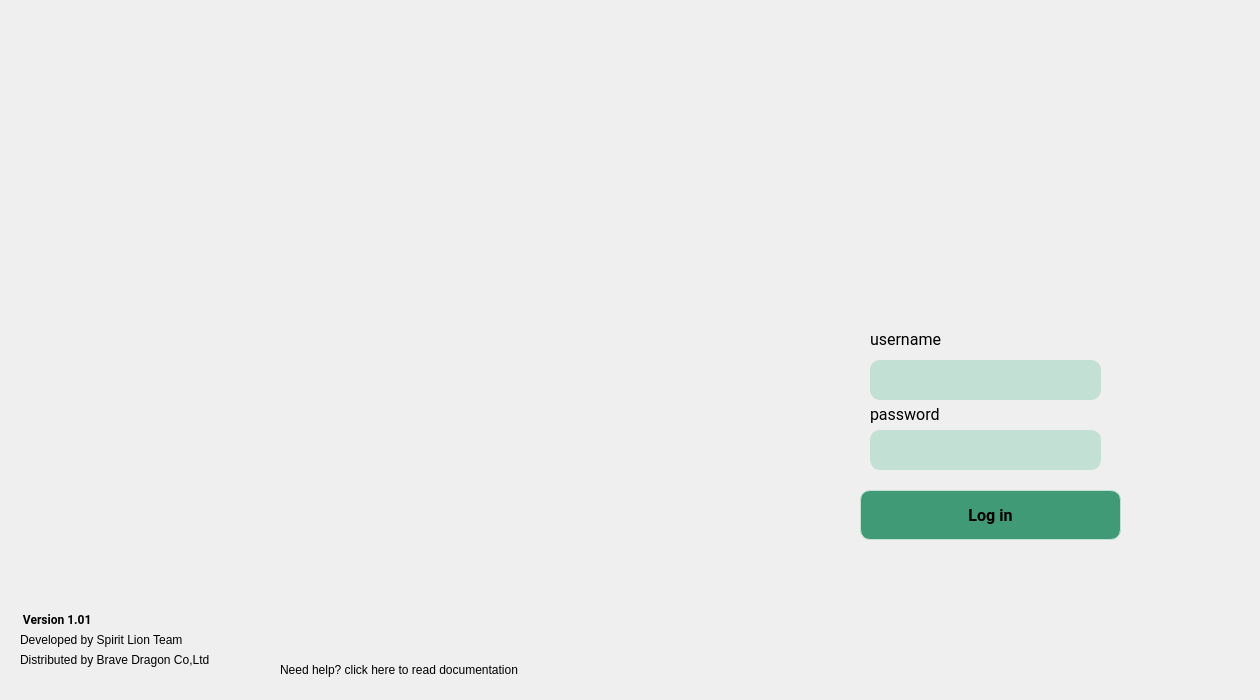
Before: the Qt Designer form Nea_Yuk_Prod/login.ui in Espada-Textura/Nea_Yuk, drawn with Qt 5.
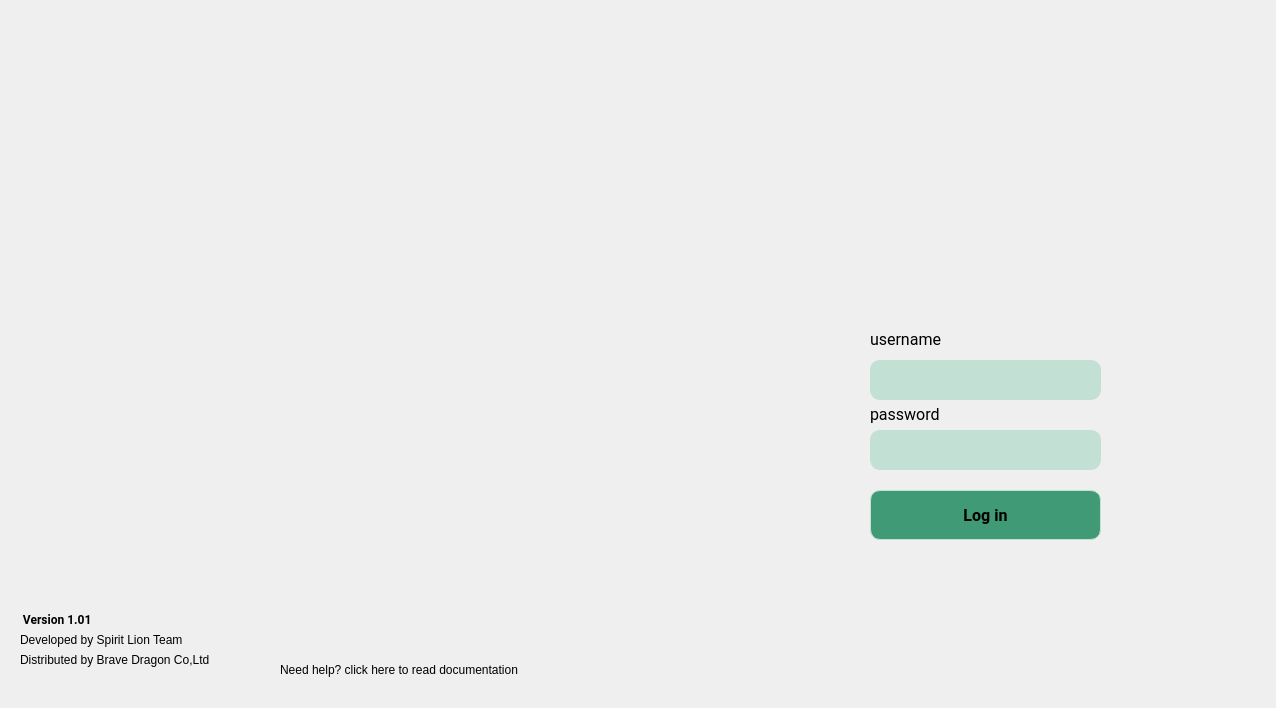
After: the same form once the commit is applied. Icons and pictures are not drawn.

Patch:
```diff
--- a/Nea_Yuk_Prod/login.ui
+++ b/Nea_Yuk_Prod/login.ui
@@ -6,8 +6,8 @@
    <rect>
     <x>0</x>
     <y>0</y>
-    <width>1260</width>
-    <height>700</height>
+    <width>1276</width>
+    <height>708</height>
    </rect>
   </property>
   <property name="windowTitle">
@@ -160,9 +160,9 @@
    <widget class="QPushButton" name="loginbutton">
     <property name="geometry">
      <rect>
-      <x>50</x>
+      <x>60</x>
       <y>170</y>
-      <width>261</width>
+      <width>231</width>
       <height>50</height>
      </rect>
     </property>
```
